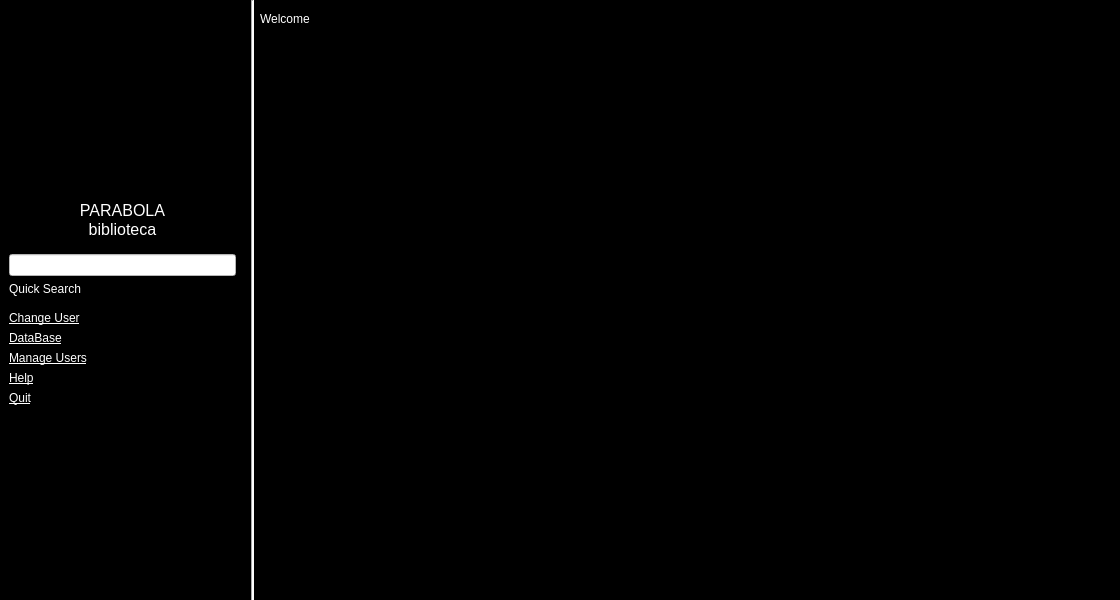
Before: the Qt Designer form src/gui/UI/MainWindow.ui in jgastal/plivros, drawn with Qt 5.
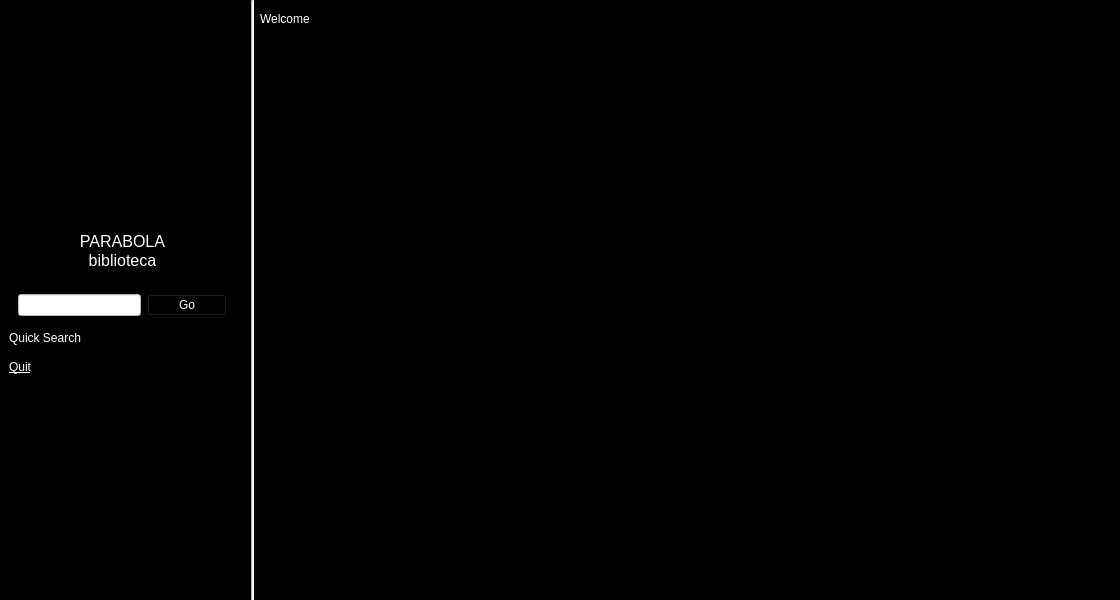
After: the same form once the commit is applied. Icons and pictures are not drawn.

Commit message: Removes labels that do nothing from lateral menu. Adds a button to the quick search.

What changed in the file:
```diff
--- a/src/gui/UI/MainWindow.ui
+++ b/src/gui/UI/MainWindow.ui
@@ -97,7 +97,20 @@
         </widget>
        </item>
        <item>
-        <widget class="QLineEdit" name="searchLineEdit"/>
+        <widget class="QWidget" name="widget" native="true">
+         <layout class="QHBoxLayout" name="horizontalLayout_3">
+          <item>
+           <widget class="QLineEdit" name="searchLineEdit"/>
+          </item>
+          <item>
+           <widget class="QPushButton" name="pushButton">
+            <property name="text">
+             <string>Go</string>
+            </property>
+           </widget>
+          </item>
+         </layout>
+        </widget>
        </item>
        <item>
         <widget class="QLabel" name="searchLabel">
@@ -113,50 +126,6 @@
          </property>
         </widget>
        </item>
-       <item>
-        <widget class="QLabel" name="changeUserLabel">
-         <property name="text">
-          <string>&lt;!DOCTYPE HTML PUBLIC &quot;-//W3C//DTD HTML 4.0//EN&quot; &quot;http://www.w3.org/TR/REC-html40/strict.dtd&quot;&gt;
-&lt;html&gt;&lt;head&gt;&lt;meta name=&quot;qrichtext&quot; content=&quot;1&quot; /&gt;&lt;style type=&quot;text/css&quot;&gt;
-p, li { white-space: pre-wrap; }
-&lt;/style&gt;&lt;/head&gt;&lt;body style=&quot; font-family:'DejaVu Sans'; font-size:9pt; font-weight:400; font-style:normal;&quot;&gt;
-&lt;p style=&quot; margin-top:0px; margin-bottom:0px; margin-left:0px; margin-right:0px; -qt-block-indent:0; text-indent:0px;&quot;&gt;&lt;a href=&quot;internal:/user&quot;&gt;&lt;span style=&quot; text-decoration: underline; color:#ffffff;&quot;&gt;Change User&lt;/span&gt;&lt;/a&gt;&lt;/p&gt;&lt;/body&gt;&lt;/html&gt;</string>
-         </property>
-        </widget>
-       </item>
-       <item>
-        <widget class="QLabel" name="dataBaseLabel">
-         <property name="text">
-          <string>&lt;!DOCTYPE HTML PUBLIC &quot;-//W3C//DTD HTML 4.0//EN&quot; &quot;http://www.w3.org/TR/REC-html40/strict.dtd&quot;&gt;
-&lt;html&gt;&lt;head&gt;&lt;meta name=&quot;qrichtext&quot; content=&quot;1&quot; /&gt;&lt;style type=&quot;text/css&quot;&gt;
-p, li { white-space: pre-wrap; }
-&lt;/style&gt;&lt;/head&gt;&lt;body style=&quot; font-family:'DejaVu Sans'; font-size:9pt; font-weight:400; font-style:normal;&quot;&gt;
-&lt;p style=&quot; margin-top:0px; margin-bottom:0px; margin-left:0px; margin-right:0px; -qt-block-indent:0; text-indent:0px;&quot;&gt;&lt;a href=&quot;internal:/db&quot;&gt;&lt;span style=&quot; text-decoration: underline; color:#ffffff;&quot;&gt;DataBase&lt;/span&gt;&lt;/a&gt;&lt;/p&gt;&lt;/body&gt;&lt;/html&gt;</string>
-         </property>
-        </widget>
-       </item>
-       <item>
-        <widget class="QLabel" name="manageUsersLabel">
-         <property name="text">
-          <string>&lt;!DOCTYPE HTML PUBLIC &quot;-//W3C//DTD HTML 4.0//EN&quot; &quot;http://www.w3.org/TR/REC-html40/strict.dtd&quot;&gt;
-&lt;html&gt;&lt;head&gt;&lt;meta name=&quot;qrichtext&quot; content=&quot;1&quot; /&gt;&lt;style type=&quot;text/css&quot;&gt;
-p, li { white-space: pre-wrap; }
-&lt;/style&gt;&lt;/head&gt;&lt;body style=&quot; font-family:'DejaVu Sans'; font-size:9pt; font-weight:400; font-style:normal;&quot;&gt;
-&lt;p style=&quot; margin-top:0px; margin-bottom:0px; margin-left:0px; margin-right:0px; -qt-block-indent:0; text-indent:0px;&quot;&gt;&lt;a href=&quot;internal:/users&quot;&gt;&lt;span style=&quot; text-decoration: underline; color:#ffffff;&quot;&gt;Manage Users&lt;/span&gt;&lt;/a&gt;&lt;/p&gt;&lt;/body&gt;&lt;/html&gt;</string>
-         </property>
-        </widget>
-       </item>
-       <item>
-        <widget class="QLabel" name="helpLabel">
-         <property name="text">
-          <string>&lt;!DOCTYPE HTML PUBLIC &quot;-//W3C//DTD HTML 4.0//EN&quot; &quot;http://www.w3.org/TR/REC-html40/strict.dtd&quot;&gt;
-&lt;html&gt;&lt;head&gt;&lt;meta name=&quot;qrichtext&quot; content=&quot;1&quot; /&gt;&lt;style type=&quot;text/css&quot;&gt;
-p, li { white-space: pre-wrap; }
-&lt;/style&gt;&lt;/head&gt;&lt;body style=&quot; font-family:'DejaVu Sans'; font-size:9pt; font-weight:400; font-style:normal;&quot;&gt;
-&lt;p style=&quot; margin-top:0px; margin-bottom:0px; margin-left:0px; margin-right:0px; -qt-block-indent:0; text-indent:0px;&quot;&gt;&lt;a href=&quot;internal:/help&quot;&gt;&lt;span style=&quot; text-decoration: underline; color:#ffffff;&quot;&gt;Help&lt;/span&gt;&lt;/a&gt;&lt;/p&gt;&lt;/body&gt;&lt;/html&gt;</string>
-         </property>
-        </widget>
-       </item>
        <item>
         <widget class="QLabel" name="quitLabel">
          <property name="text">
```
